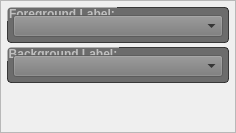
First picture: the form in GUI/Qt/Windows/LabelSelectionPopup.ui, repository pyushkevich/itksnap, before the edit.
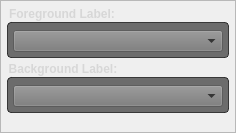
Second picture: the form after the edit.

The edit to the form file:
```diff
--- a/GUI/Qt/Windows/LabelSelectionPopup.ui
+++ b/GUI/Qt/Windows/LabelSelectionPopup.ui
@@ -16,7 +16,7 @@
   <property name="styleSheet">
    <string notr="true">QGroupBox {
   background-origin: content;
-  margin-top: 2.5ex;
+  margin-top: 15px;
   font-weight: bold;
   font-size: 12px;
   color: rgba(210,210,210,210);
```
